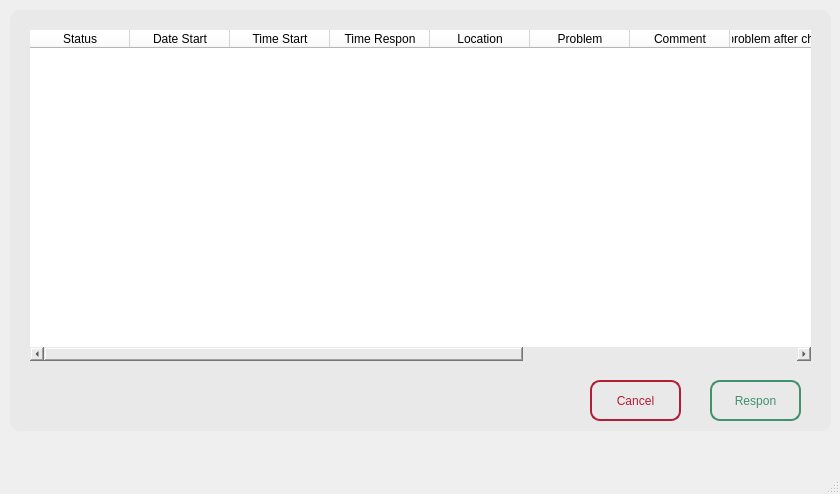
Old version of the form responWindow.ui in the repository ridhosoru/MtcApp.
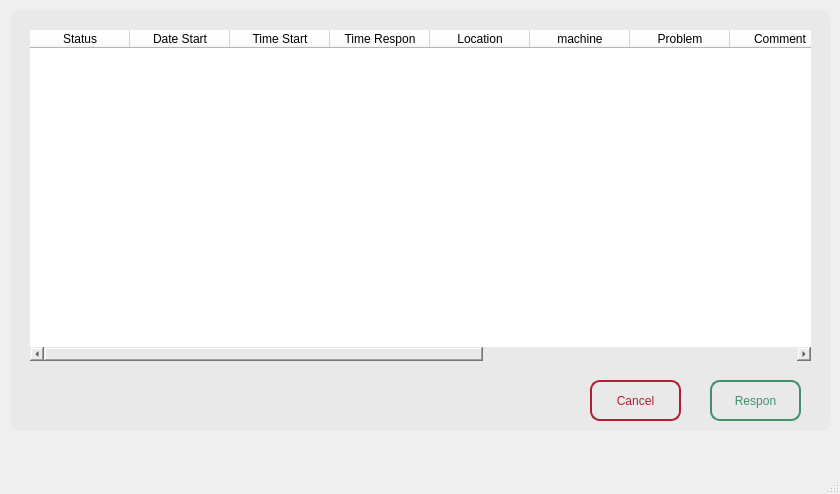
New version of the form.

Commit message: adding table item and respon button

The edit to the form file:
```diff
--- a/responWindow.ui
+++ b/responWindow.ui
@@ -137,6 +137,11 @@
        <string>Location</string>
       </property>
      </column>
+     <column>
+      <property name="text">
+       <string>machine</string>
+      </property>
+     </column>
      <column>
       <property name="text">
        <string>Problem</string>
@@ -164,7 +169,7 @@
      </column>
      <column>
       <property name="text">
-       <string>name mtc</string>
+       <string>namemtc</string>
       </property>
      </column>
     </widget>
```
The commit also changes 3 other files.
